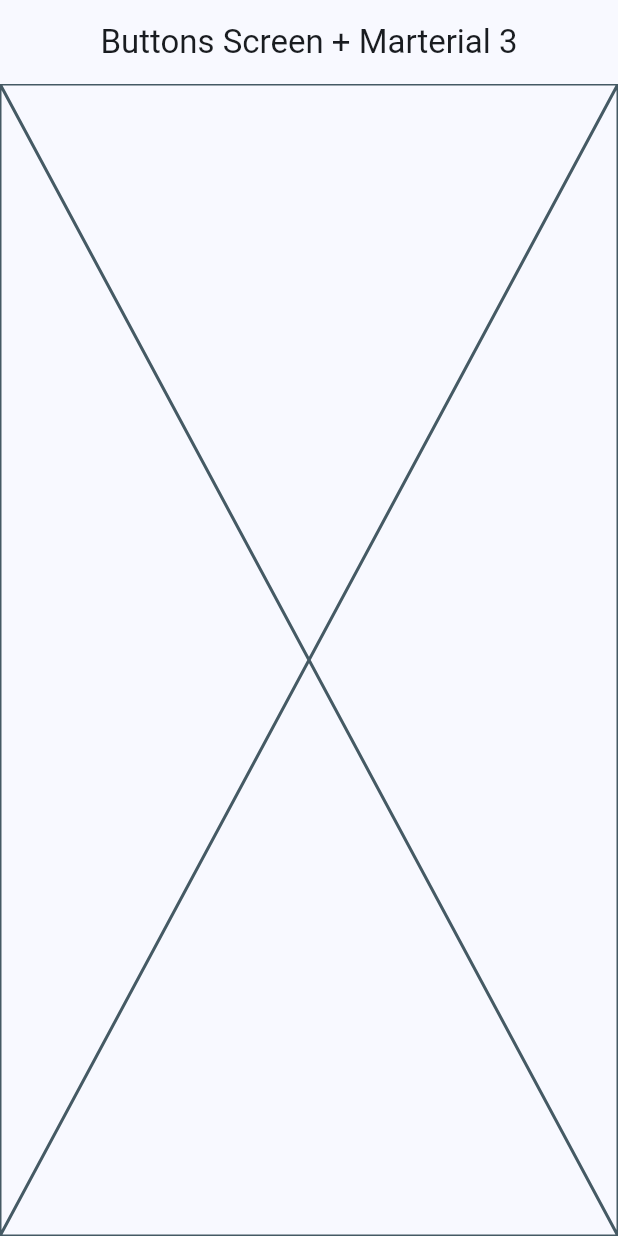
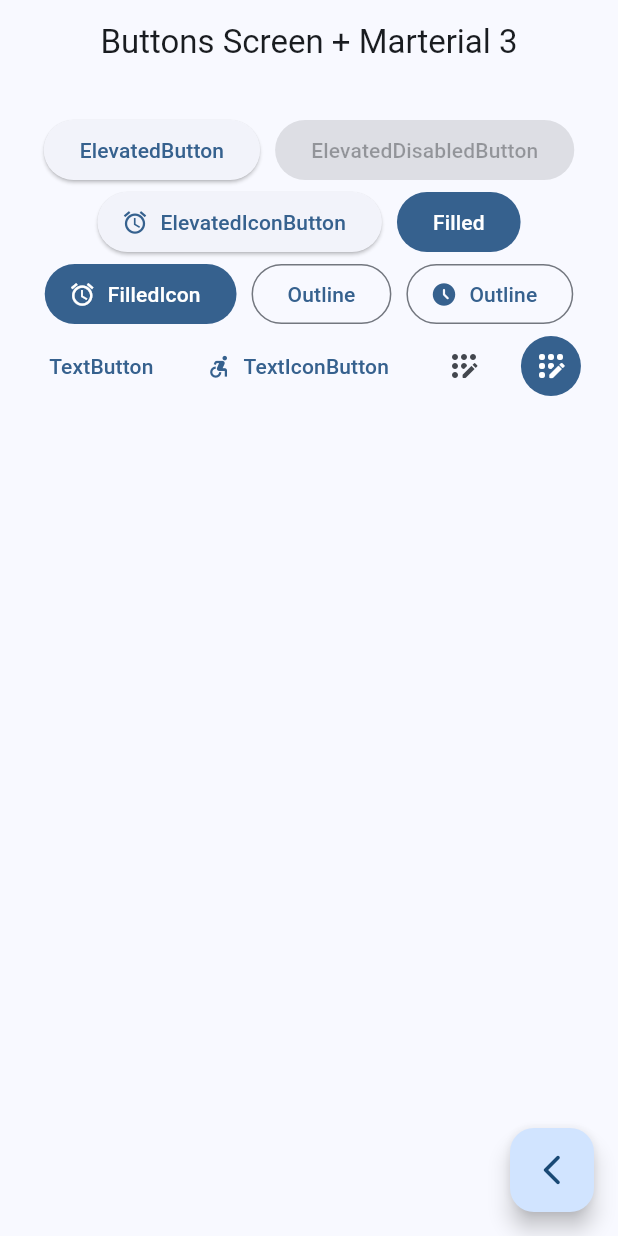
Before and after one commit to UN1T7D/widget_app, a Flutter app: the ButtonsScreen screen opened by its route, on a phone screen of 412 x 824 dp. Run offline on Flutter 3.47's test engine with Material 3 defaults, Android fonts, the phone set to English and light mode, and no system bars; our stand-ins replace go_router.

Commit message:
add default buttons

```diff
--- a/lib/presentation/screens/buttons/buttons_screen.dart
+++ b/lib/presentation/screens/buttons/buttons_screen.dart
@@ -1,4 +1,5 @@
 import 'package:flutter/material.dart';
+import 'package:go_router/go_router.dart';
 
 class ButtonsScreen extends StatelessWidget {
   static const String name = 'buttons_screen';
@@ -10,7 +11,72 @@ class ButtonsScreen extends StatelessWidget {
       appBar: AppBar(
         title: const Text('Buttons Screen + Marterial 3'),
       ),
-      body: const Placeholder(),
+      body: const _ButtonsView(),
+      floatingActionButton: FloatingActionButton(
+        onPressed: () {
+          context.pop();
+        },
+        child: const Icon(Icons.arrow_back_ios_new_rounded),
+      ),
     );
   }
 }
+
+class _ButtonsView extends StatelessWidget {
+  const _ButtonsView();
+
+  @override
+  Widget build(BuildContext context) {
+    final color = Theme.of(context).colorScheme;
+    return SizedBox(
+      width: double.infinity,
+      child: Padding(
+        padding: const EdgeInsets.symmetric(horizontal: 10, vertical: 20),
+        child: Wrap(
+          spacing: 10,
+          crossAxisAlignment: WrapCrossAlignment.center,
+          alignment: WrapAlignment.center,
+          children: [
+            ElevatedButton(
+                onPressed: () {}, child: const Text('ElevatedButton')),
+            const ElevatedButton(
+                onPressed: null, child: Text('ElevatedDisabledButton')),
+            ElevatedButton.icon(
+                onPressed: () {},
+                icon: const Icon(Icons.access_alarm_outlined),
+                label: const Text('ElevatedIconButton')),
+            FilledButton(onPressed: () {}, child: const Text('Filled')),
+            FilledButton.icon(
+              onPressed: () {},
+              icon: const Icon(Icons.access_alarm_outlined),
+              label: const Text('FilledIcon'),
+            ),
+            OutlinedButton(onPressed: () {}, child: const Text('Outline')),
+            OutlinedButton.icon(
+                onPressed: () {},
+                icon: const Icon(Icons.access_time_filled_rounded),
+                label: const Text('Outline')),
+            TextButton(onPressed: () {}, child: const Text('TextButton')),
+            TextButton.icon(
+                onPressed: () {},
+                icon: const Icon(Icons.accessible_forward_outlined),
+                label: const Text('TextIconButton')),
+
+            //TODO:
+
+            IconButton(
+                onPressed: () {},
+                icon: const Icon(Icons.app_registration_rounded)),
+            IconButton(
+              onPressed: () {},
+              icon: const Icon(Icons.app_registration_rounded),
+              style: ButtonStyle(
+                  backgroundColor: MaterialStatePropertyAll(color.primary),
+                  iconColor: const MaterialStatePropertyAll(Colors.white)),
+            ),
+          ],
+        ),
+      ),
+    );
+  }
+}
--- a/lib/presentation/screens/home/home_screen.dart
+++ b/lib/presentation/screens/home/home_screen.dart
@@ -55,9 +55,8 @@ class _CustomListTitle extends StatelessWidget {
       title: Text(menuItems.title),
       subtitle: Text(menuItems.subTitle),
       onTap: () {
-        // context.push(menuItems.link);
+        context.push(menuItems.link);
         // context.pushNamed(CardsScreen.name);
-
       },
     );
   }
```
